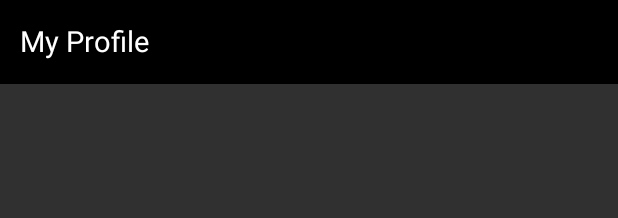
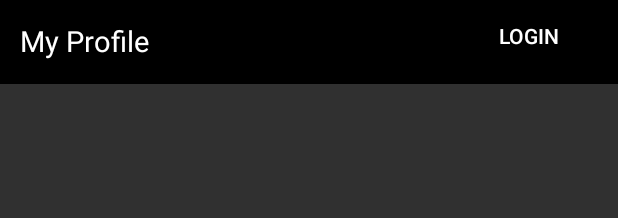
Before and after one commit to uzairnz/WhatsAround, an Android app: the layout fragment_profile.xml on its own in the app's theme, with its tools: preview values and no code run, on a phone screen of 412 x 824 dp. Shown: the top 218 px of the screen. Run offline under Robolectric (Android 15) with nearby library versions, the phone set to English and light mode, and no system bars.

Commit message:
Recycler view into profile section created model for profile Profile.java created ProfileRecyclerView and added some images to drawable

```diff
--- a/app/src/main/res/layout/fragment_profile.xml
+++ b/app/src/main/res/layout/fragment_profile.xml
@@ -31,7 +31,25 @@
             android:textColor="@color/colorPrimary"
             android:textSize="@dimen/text_size_19sp" />
 
+        <Button
+            android:id="@+id/p_Login"
+            style="@style/Widget.AppCompat.Button"
+            android:layout_width="wrap_content"
+            android:layout_height="wrap_content"
+            android:layout_alignParentEnd="true"
+            android:layout_alignParentTop="true"
+            android:layout_marginEnd="15dp"
+            android:backgroundTint="@color/colorPrimaryDark"
+            android:text="Login" />
+
     </RelativeLayout>
+    <android.support.v7.widget.RecyclerView
+        android:id="@+id/profile_recycler_view"
+        android:layout_width="match_parent"
+        android:layout_height="match_parent"
+        android:layout_gravity="bottom"
+        android:layout_marginTop="@dimen/margin_56">
 
+    </android.support.v7.widget.RecyclerView>
 
 </FrameLayout>
--- a/app/src/main/res/values/colors.xml
+++ b/app/src/main/res/values/colors.xml
@@ -1,6 +1,6 @@
 <?xml version="1.0" encoding="utf-8"?>
 <resources>
-    <color name="colorPrimary">#FFFFFF</color>
+    <color name="colorPrimary">#ffffff</color>
     <color name="colorPrimaryDark">#000000</color>
     <color name="colorAccent">#FF4081</color>
     <color name="viewBg">#f1f5f8</color>
```
Also changed, not shown: app/src/main/java/com/example/uzairzohaib/whatsaround/Profile.java (added, +39 -0 lines), app/src/main/java/com/example/uzairzohaib/whatsaround/ProfileFragment.java (+31 -33 lines), app/src/main/java/com/example/uzairzohaib/whatsaround/ProfileRecyclerViewAdapter.java (added, +67 -0 lines), app/src/main/res/layout/profile_recycler_view.xml (added, +52 -0 lines), app/src/main/res/drawable-v24/baseline_share_black_18dp.png (added).
